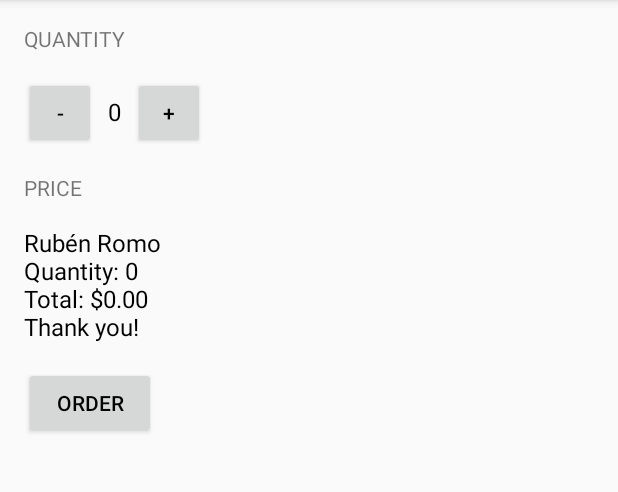
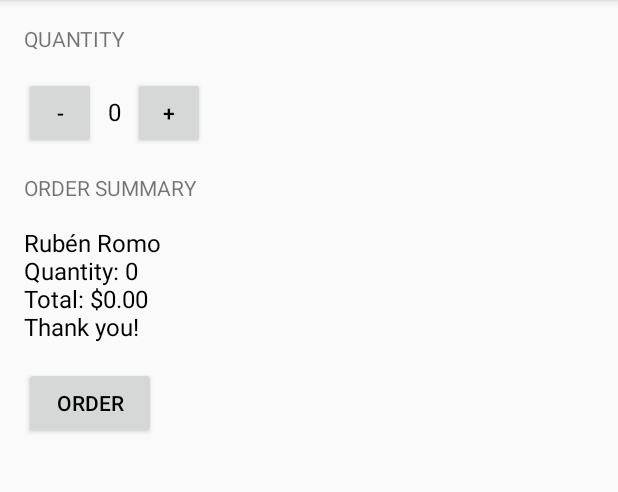
Before and after one commit to rubenjromo/JustKotlin_Android_APP, an Android app: the screen it shows after launch (MainActivity), after a tap on "ORDER", on a phone screen of 412 x 824 dp, the part 84-576 px from its top. Run offline under Robolectric (Android 15) with nearby library versions, the phone set to English and light mode, and no system bars; our stand-ins replace AdMob.

Commit message:
Minor UI changes

```diff
--- a/app/src/main/java/com/firstapp/rjromo/justkotlin/MainActivity.kt
+++ b/app/src/main/java/com/firstapp/rjromo/justkotlin/MainActivity.kt
@@ -27,9 +27,6 @@ class MainActivity : AppCompatActivity() {
         mAdView = findViewById(R.id.adView)
         val adRequest = AdRequest.Builder().build()
         mAdView.loadAd(adRequest)
-
-
-
 
     }
 
@@ -75,8 +72,8 @@ class MainActivity : AppCompatActivity() {
      * This method displays a message on the screen.
      */
     private fun displayMessage(message: String) {
-        val priceTextView = findViewById<View>(R.id.price_text_view) as TextView
-        priceTextView.text = message
+        val orderSummaryTextView = findViewById<View>(R.id.order_summary_text_view) as TextView
+        orderSummaryTextView.text = message
     }
 
     fun createOrderSummary():String {
--- a/app/src/main/res/layout/activity_main.xml
+++ b/app/src/main/res/layout/activity_main.xml
@@ -57,7 +57,7 @@
     <TextView
             android:layout_width="wrap_content"
             android:layout_height="wrap_content"
-            android:text="Price"
+            android:text="Order Summary"
             android:textAllCaps="true"
             android:layout_marginBottom="16dp"
     />
@@ -65,7 +65,7 @@
     <TextView
             android:layout_width="wrap_content"
             android:layout_height="wrap_content"
-            android:id="@+id/price_text_view"
+            android:id="@+id/order_summary_text_view"
             android:textSize="16sp"
             android:text="$0"
             android:textColor="#000000"
```
